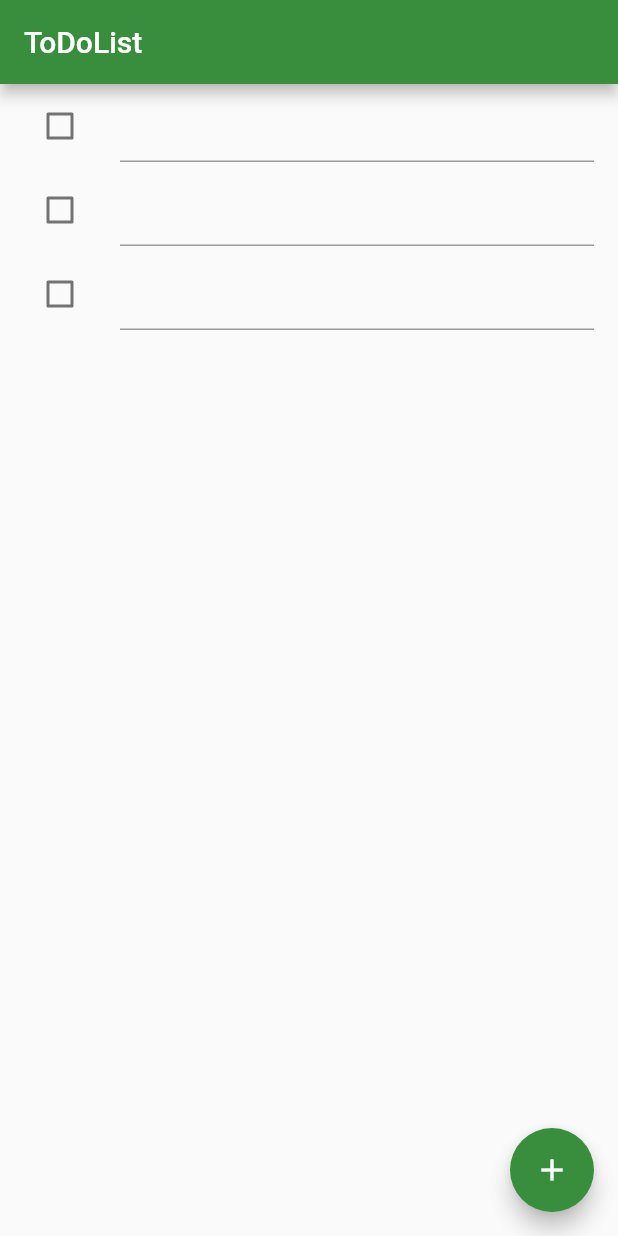
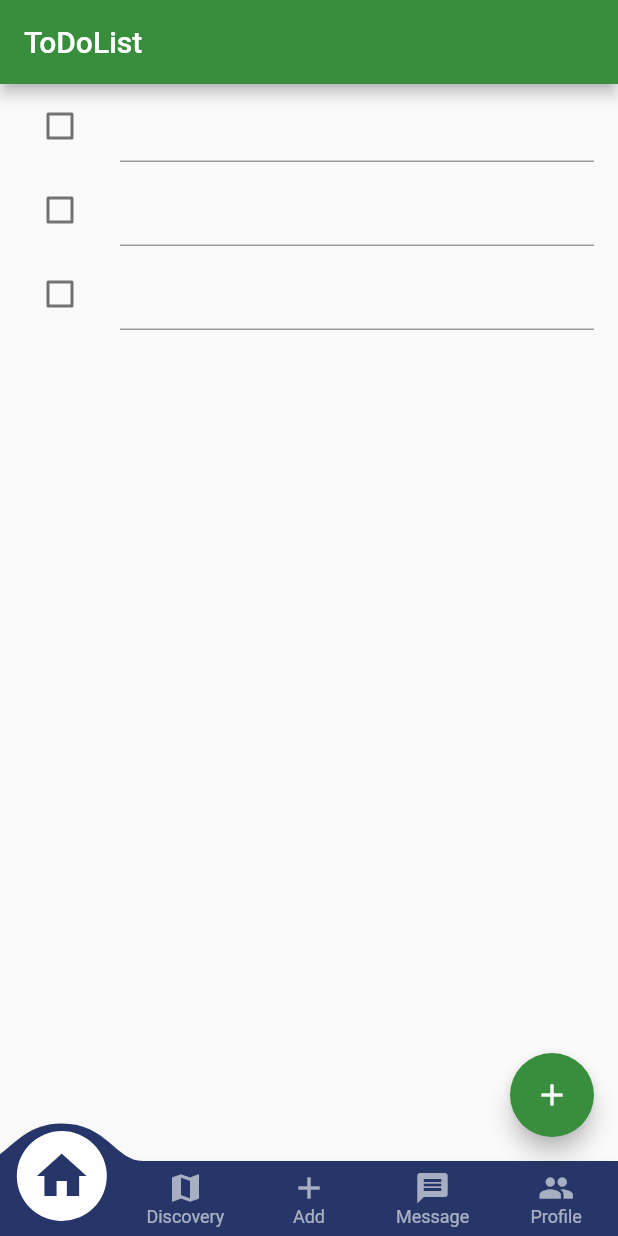
Before and after one commit to feather16/TASKeai, a Flutter app: the HomeScreen screen opened directly, on a phone screen of 412 x 824 dp. Run offline on Flutter 3.47's test engine with Material 2 defaults, Android fonts, the phone set to English and light mode, and no system bars; drawn by our look-alikes of convex_bottom_bar.

Commit message:
画面遷移

```diff
--- a/lib/todo.dart
+++ b/lib/todo.dart
@@ -1,4 +1,9 @@
 import 'package:flutter/material.dart';
+import 'package:convex_bottom_bar/convex_bottom_bar.dart';
+import 'package:todo1/todo.dart';
+import 'package:todo1/timeline.dart';
+import 'package:todo1/mypage.dart';
+import 'package:todo1/task_edit.dart';
 
 class todo extends StatelessWidget {
   const todo({Key? key}) : super(key: key);
@@ -25,6 +30,33 @@
         appBar: AppBar(
           title: const Text('ToDoList'),
           backgroundColor: const Color(0xFF388E3C),
+        ),
+        bottomNavigationBar: ConvexAppBar(
+          items: [
+            TabItem(icon: Icons.home, title: 'Home'),
+            TabItem(icon: Icons.map, title: 'Discovery'),
+            TabItem(icon: Icons.add, title: 'Add'),
+            TabItem(icon: Icons.message, title: 'Message'),
+            TabItem(icon: Icons.people, title: 'Profile'),
+          ],
+          backgroundColor: const Color(0xFF273668),
+          onTap: (int i) => {
+            if(i == 1){
+              Navigator.push(context, MaterialPageRoute(
+                  builder: (context) => timeline(title: 'タイムライン')
+              ))
+            }
+            else if(i == 2){
+              Navigator.push(context, MaterialPageRoute(
+                  builder: (context) => task_edit()
+              ))
+            }
+            else if(i == 4){
+              Navigator.push(context, MaterialPageRoute(
+                    builder: (context) => mypage(title: 'マイページ')
+              ))
+            }
+          },
         ),
         body: ListView.builder(
           itemCount: _todos.length,
```
